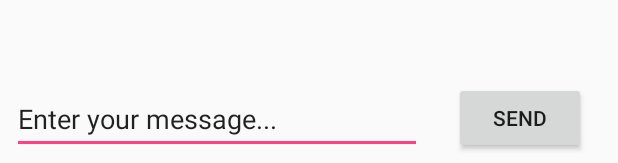
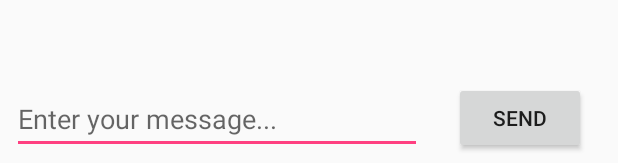
Before and after one commit to alex-clarke/CSCI3130-Group11, an Android app: the layout activity_chat.xml on its own in the app's theme, with its tools: preview values and no code run, on a phone screen of 412 x 824 dp. Shown: the part 1070-1233 px from the top of the screen. Run offline under Robolectric (Android 15) with nearby library versions, the phone set to English and light mode, and no system bars.

Commit message:
Chat added - working [Kyle]

```diff
--- a/app/src/main/res/layout/activity_chat.xml
+++ b/app/src/main/res/layout/activity_chat.xml
@@ -32,9 +32,9 @@
             android:layout_marginLeft="8dp"
             android:layout_marginStart="8dp"
             android:ems="10"
+            android:hint="Enter your message..."
             android:inputType="textShortMessage"
             android:singleLine="false"
-            android:text="Enter your message..."
             app:layout_constraintBottom_toBottomOf="parent"
             app:layout_constraintLeft_toLeftOf="parent" />
 
@@ -54,7 +54,10 @@
             <TextView
                 android:id="@+id/messageTextView"
                 android:layout_width="match_parent"
-                android:layout_height="wrap_content" />
+                android:layout_height="wrap_content"
+                android:lineSpacingExtra="8sp"
+                android:textAlignment="viewStart"
+                android:textSize="24sp" />
 
         </ScrollView>
 
```
